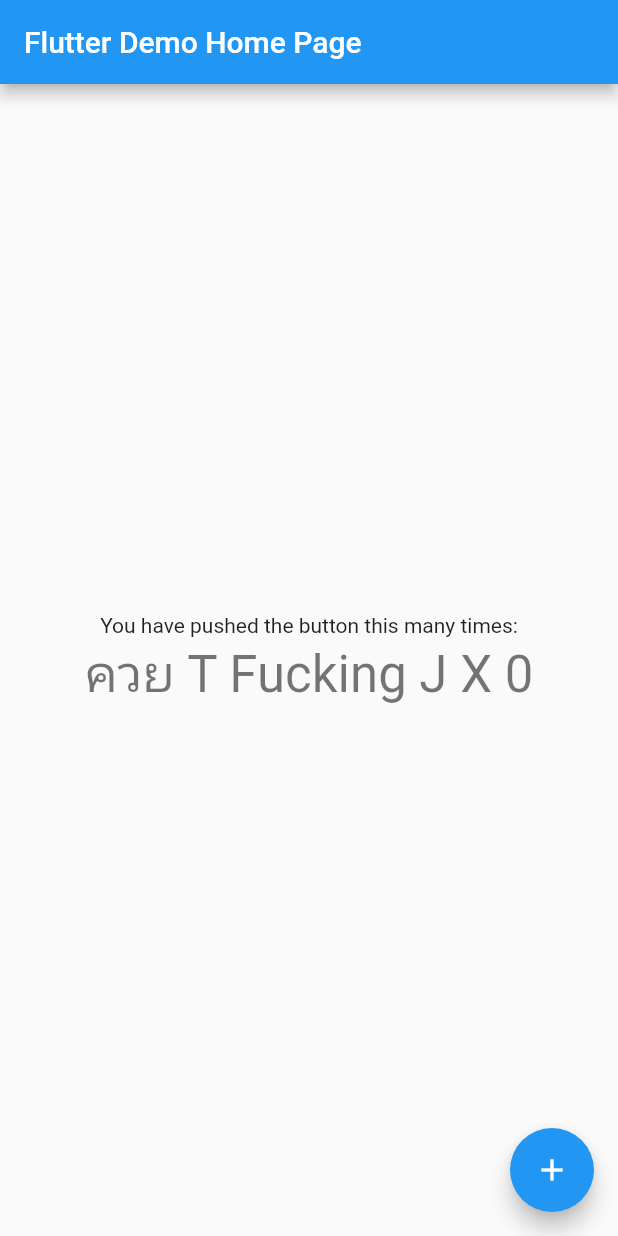
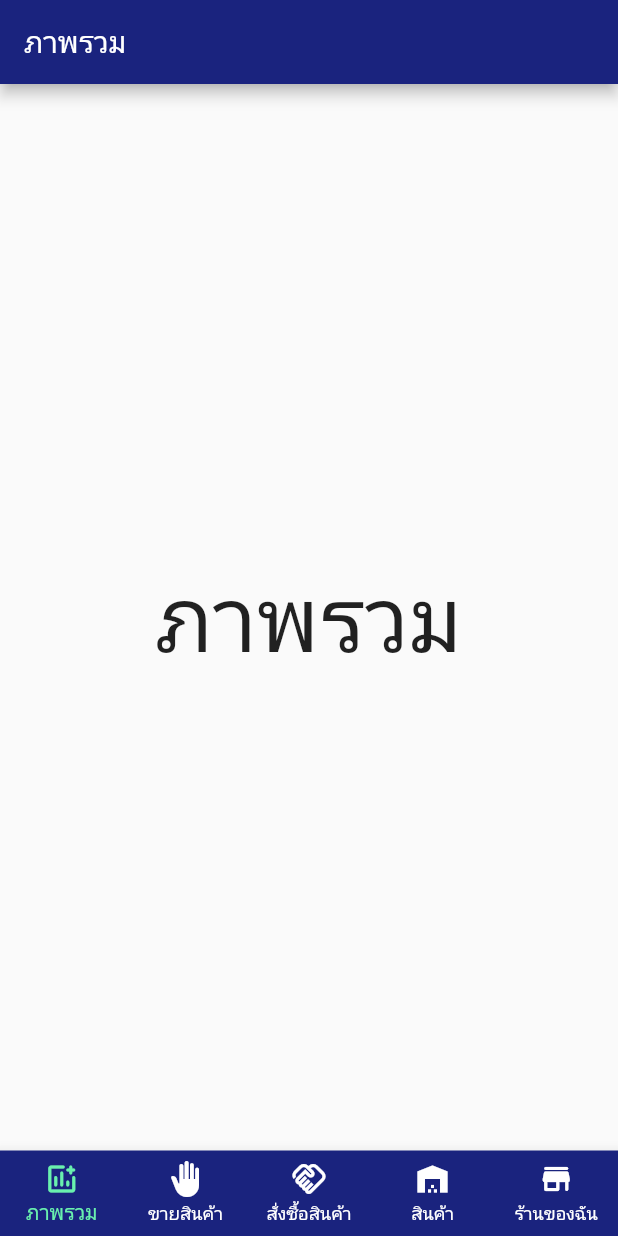
Before and after one commit to Parisleah/WarehouseMnmt, a Flutter app: the screen it shows after launch, on a phone screen of 412 x 824 dp. Run offline on Flutter 3.47's test engine with Material 2 defaults, Android fonts, the phone set to English and light mode, and no system bars.

Commit message:
All Main Function Navigation Page

```diff
--- /dev/null
+++ b/lib/Page/dashboard_page.dart
@@ -0,0 +1,16 @@
+import 'package:flutter/material.dart';
+
+class DashboardPage extends StatelessWidget {
+  @override
+  Widget build(BuildContext context) => Scaffold(
+        appBar: AppBar(
+          title: Text("ภาพรวม"),
+          backgroundColor: Colors.indigo[900],
+        ),
+        body: Center(
+            child: Text(
+          "ภาพรวม",
+          style: TextStyle(fontSize: 60),
+        )),
+      );
+}
--- a/lib/main.dart
+++ b/lib/main.dart
@@ -1,115 +1,75 @@
+// Main.dart
 import 'package:flutter/material.dart';
 
+import 'Page/dashboard_page.dart';
+import 'Page/buying_page.dart';
+import 'Page/selling_page.dart';
+import 'Page/profile_page.dart';
+import 'Page/product_page.dart';
+
 void main() {
-  runApp(const MyApp());
+  var app = MyApp();
+  runApp(app);
 }
 
 class MyApp extends StatelessWidget {
-  const MyApp({Key? key}) : super(key: key);
-
-  // This widget is the root of your application.
   @override
   Widget build(BuildContext context) {
     return MaterialApp(
-      title: 'Flutter Demo',
-      theme: ThemeData(
-        // This is the theme of your application.
-        //
-        // Try running your application with "flutter run". You'll see the
-        // application has a blue toolbar. Then, without quitting the app, try
-        // changing the primarySwatch below to Colors.green and then invoke
-        // "hot reload" (press "r" in the console where you ran "flutter run",
-        // or simply save your changes to "hot reload" in a Flutter IDE).
-        // Notice that the counter didn't reset back to zero; the application
-        // is not restarted.
-        primarySwatch: Colors.blue,
-      ),
-      home: const MyHomePage(title: 'Flutter Demo Home Page'),
+      title: "??",
+      home: MyHomePage(),
     );
   }
 }
 
 class MyHomePage extends StatefulWidget {
-  const MyHomePage({Key? key, required this.title}) : super(key: key);
-
-  // This widget is the home page of your application. It is stateful, meaning
-  // that it has a State object (defined below) that contains fields that affect
-  // how it looks.
-
-  // This class is the configuration for the state. It holds the values (in this
-  // case the title) provided by the parent (in this case the App widget) and
-  // used by the build method of the State. Fields in a Widget subclass are
-  // always marked "final".
-
-  final String title;
-
   @override
   State<MyHomePage> createState() => _MyHomePageState();
 }
 
 class _MyHomePageState extends State<MyHomePage> {
-  int _counter = 0;
-
-  void _incrementCounter() {
-    setState(() {
-      // This call to setState tells the Flutter framework that something has
-      // changed in this State, which causes it to rerun the build method below
-      // so that the display can reflect the updated values. If we changed
-      // _counter without calling setState(), then the build method would not be
-      // called again, and so nothing would appear to happen.
-      _counter++;
-    });
-  }
+  int currentIndex = 0;
+  final screens = [
+    DashboardPage(),
+    SellingPage(),
+    BuyingPage(),
+    ProductPage(),
+    ProfilePage(),
+  ];
 
   @override
   Widget build(BuildContext context) {
-    // This method is rerun every time setState is called, for instance as done
-    // by the _incrementCounter method above.
-    //
-    // The Flutter framework has been optimized to make rerunning build methods
-    // fast, so that you can just rebuild anything that needs updating rather
-    // than having to individually change instances of widgets.
     return Scaffold(
-      appBar: AppBar(
-        // Here we take the value from the MyHomePage object that was created by
-        // the App.build method, and use it to set our appbar title.
-        title: Text(widget.title),
+      body: screens[currentIndex],
+      bottomNavigationBar: BottomNavigationBar(
+        unselectedItemColor: Colors.white,
+        selectedItemColor: Colors.greenAccent,
+        backgroundColor: Colors.indigo.shade900,
+        type: BottomNavigationBarType.fixed,
+        currentIndex: currentIndex,
+        onTap: (index) => setState(() => currentIndex = index),
+        items: [
+          BottomNavigationBarItem(
+            icon: Icon(Icons.add_chart_rounded),
+            label: "ภาพรวม",
+          ),
+          BottomNavigationBarItem(
+            icon: Icon(Icons.back_hand),
+            label: "ขายสินค้า",
+          ),
+          BottomNavigationBarItem(
+            icon: Icon(Icons.handshake_outlined),
+            label: "สั่งซื้อสินค้า",
+          ),
+          BottomNavigationBarItem(
+            icon: Icon(Icons.warehouse),
+            label: "สินค้า",
+          ),
+          BottomNavigationBarItem(
+              icon: Icon(Icons.store_mall_directory_rounded),
+              label: "ร้านของฉัน"),
+        ],
       ),
-      body: Center(
-        // Center is a layout widget. It takes a single child and positions it
-        // in the middle of the parent.
-        child: Column(
-          // Column is also a layout widget. It takes a list of children and
-          // arranges them vertically. By default, it sizes itself to fit its
-          // children horizontally, and tries to be as tall as its parent.
-          //
-          // Invoke "debug painting" (press "p" in the console, choose the
-          // "Toggle Debug Paint" action from the Flutter Inspector in Android
-          // Studio, or the "Toggle Debug Paint" command in Visual Studio Code)
-          // to see the wireframe for each widget.
-          //
-          // Column has various properties to control how it sizes itself and
-          // how it positions its children. Here we use mainAxisAlignment to
-          // center the children vertically; the main axis here is the vertical
-          // axis because Columns are vertical (the cross axis would be
-          // horizontal).
-          mainAxisAlignment: MainAxisAlignment.center,
-          children: <Widget>[
-            const Text(
-              'You have pushed the button this many times:',
-            ),
-            Text(
-              'ควย T Fucking J X $_counter',
-              style: Theme.of(context).textTheme.headline4,
-            ),
-          ],
-        ),
-      ),
-      floatingActionButton: FloatingActionButton(
-        onPressed: _incrementCounter,
-        tooltip: 'Increment',
-        child: const Icon(Icons.add),
-      ), // This trailing comma makes auto-formatting nicer for build methods.
     );
   }
 }
```
Also changed, not shown: lib/Page/buying_page.dart (added, +16 -0 lines), lib/Page/product_page.dart (added, +16 -0 lines), lib/Page/profile_page.dart (added, +16 -0 lines), lib/Page/selling_page.dart (added, +16 -0 lines), pubspec.yaml (+5 -3 lines), pubspec.lock.
